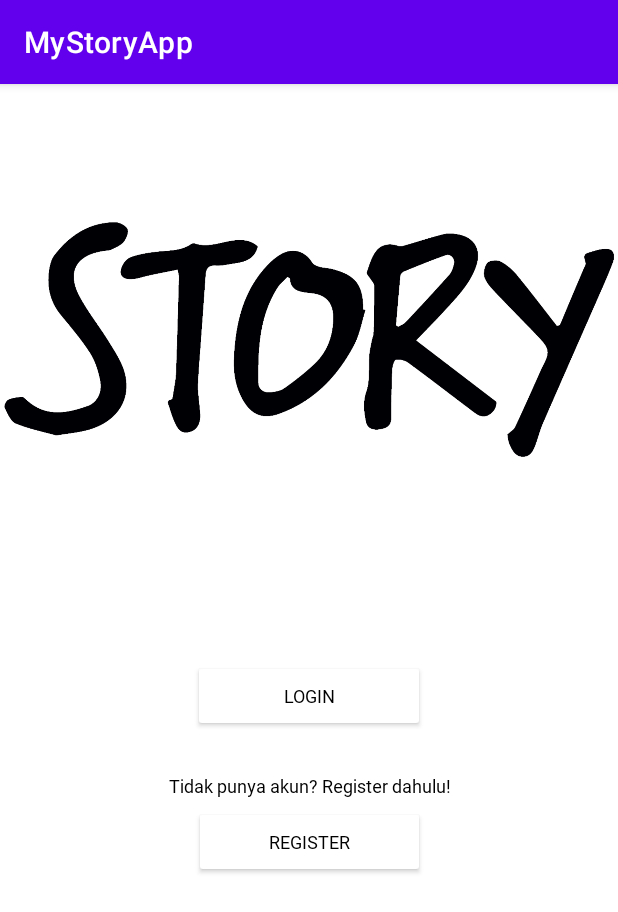
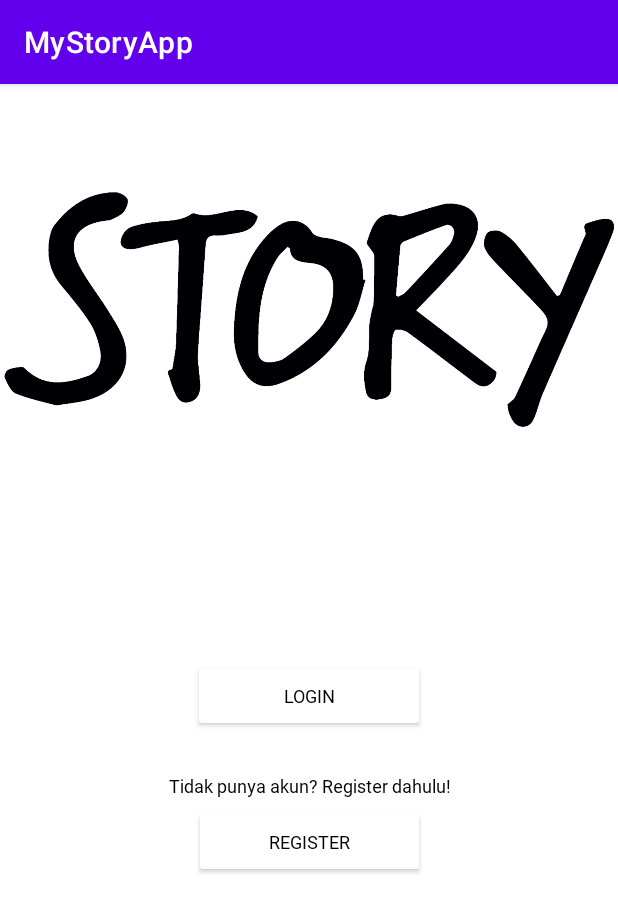
Before and after one commit to Dzikriananda/Kotlin-android-app-dicoding, an Android app: the screen it shows after launch (LoginRegisterActivity), on a phone screen of 412 x 824 dp. Shown: the top 912 px of the screen. Run offline under Robolectric (Android 15) with nearby library versions, the phone set to English and light mode, and no system bars.

Commit message:
added animan and logout

```diff
--- a/MyStoryApp/app/src/main/java/com/example/mystoryapp/LoginRegisterActivity.kt
+++ b/MyStoryApp/app/src/main/java/com/example/mystoryapp/LoginRegisterActivity.kt
@@ -1,18 +1,27 @@
 package com.example.mystoryapp
 
+import android.animation.ObjectAnimator
 import android.content.Intent
 import androidx.appcompat.app.AppCompatActivity
 import android.os.Bundle
+import android.view.View
 import com.example.mystoryapp.databinding.ActivityLoginRegisterBinding
+import com.example.mystoryapp.utility.Preferences
 
 
 class LoginRegisterActivity : AppCompatActivity() {
     private lateinit var binding: ActivityLoginRegisterBinding
+    private lateinit var preferences: Preferences
+
     override fun onCreate(savedInstanceState: Bundle?) {
         super.onCreate(savedInstanceState)
         binding = ActivityLoginRegisterBinding.inflate(layoutInflater)
         val view = binding.root
         setContentView(view)
+
+        preferences = Preferences(this)
+        checkIfLogin()
+
 
         binding.btnLogin.setOnClickListener {
             val intent = Intent(this, LoginActivity::class.java)
@@ -23,5 +32,22 @@ class LoginRegisterActivity : AppCompatActivity() {
             startActivity(intent)
         }
 
+        playAnimation()
+
+    }
+
+    private fun playAnimation(){
+        ObjectAnimator.ofFloat(binding.imageView, View.TRANSLATION_Y, -30f, 30f).apply {
+            duration = 3000
+            repeatCount = ObjectAnimator.INFINITE
+            repeatMode = ObjectAnimator.REVERSE
+        }.start()
+    }
+
+    fun checkIfLogin(){
+        if(preferences.Get_Token()!=null){
+            val intent = Intent(this, MainActivity::class.java)
+            startActivity(intent)
+        }
     }
 }
--- /dev/null
+++ b/MyStoryApp/app/src/main/res/drawable/baseline_logout_24.xml
@@ -0,0 +1,5 @@
+<vector android:autoMirrored="true" android:height="24dp"
+    android:tint="#1717D4" android:viewportHeight="24"
+    android:viewportWidth="24" android:width="24dp" xmlns:android="http://schemas.android.com/apk/res/android">
+    <path android:fillColor="@android:color/white" android:pathData="M17,7l-1.41,1.41L18.17,11H8v2h10.17l-2.58,2.58L17,17l5,-5zM4,5h8V3H4c-1.1,0 -2,0.9 -2,2v14c0,1.1 0.9,2 2,2h8v-2H4V5z"/>
+</vector>
--- a/MyStoryApp/app/src/main/res/layout/activity_add_story.xml
+++ b/MyStoryApp/app/src/main/res/layout/activity_add_story.xml
@@ -74,7 +74,7 @@
       app:layout_constraintTop_toBottomOf="@+id/ed_add_longitude" />
 
   <Button
-      android:id="@+id/uploadButton"
+      android:id="@+id/button_add"
       android:layout_width="0dp"
       android:layout_height="wrap_content"
       android:text="Upload"
```
Also changed, not shown: MyStoryApp/app/src/main/java/com/example/mystoryapp/AddStoryActivity.kt (+3 -8 lines), MyStoryApp/app/src/main/java/com/example/mystoryapp/MainActivity.kt (+29 -1 lines), MyStoryApp/app/src/main/java/com/example/mystoryapp/utility/Repository.kt (+6 -5 lines), MyStoryApp/app/src/main/res/layout/activity_main.xml (+18 -0 lines), MyStoryApp/app/src/main/res/layout/log_out_alert.xml (added, +21 -0 lines).
